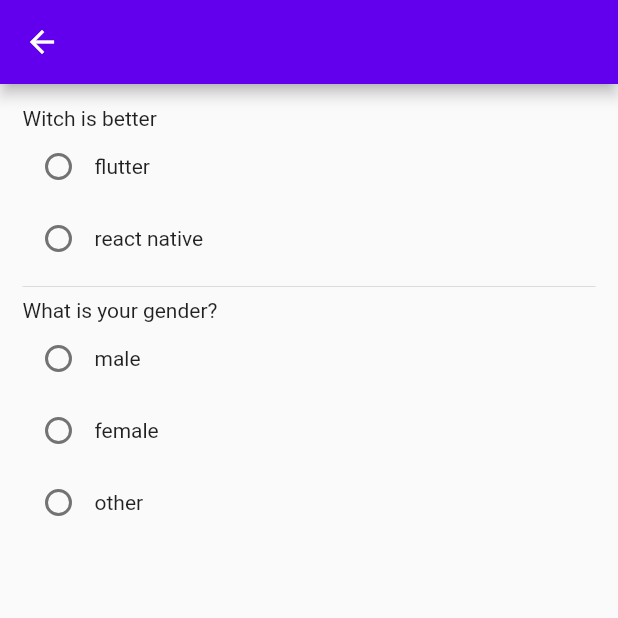
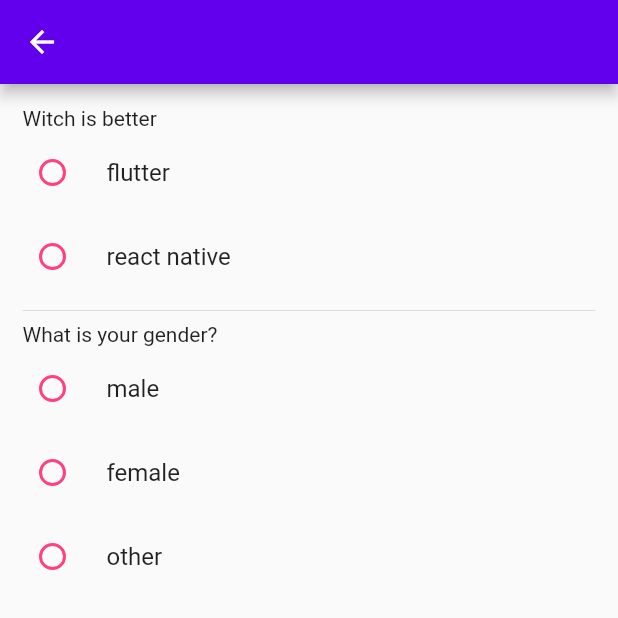
Before and after one commit to AgustinaGF/flutterInputsPractice, a Flutter app: the RadioPage screen opened by its route, on a phone screen of 412 x 824 dp, the top half of it. Run offline on Flutter 3.47's test engine with Material 2 defaults, Android fonts, the phone set to English and light mode, and no system bars.

Commit message:
input radio 181

```diff
--- a/lib/pages/radio_page.dart
+++ b/lib/pages/radio_page.dart
@@ -11,6 +11,18 @@ class _RadioPageState extends State<RadioPage> {
   String? _better;
   String? _gender;
 
+  void _onBetterChanged(String? value) {
+    setState(() {
+      _better = value;
+    });
+  }
+
+  void _onGenderChanged(String? value) {
+    setState(() {
+      _gender = value;
+    });
+  }
+
   @override
   Widget build(BuildContext context) {
     return Scaffold(
@@ -20,77 +32,40 @@ class _RadioPageState extends State<RadioPage> {
           padding: const EdgeInsets.all(15),
           children: [
             const Text('Witch is better'),
-            Row(
-              children: [
-                Radio<String>(
+            RadioListTile<String>(
                 value: 'flutter',
                 groupValue: _better,
-                  onChanged: (value) {
-                    setState(() {
-                      _better = value;
-                    });
-                  },
-                ),
-                const Text('flutter')
-              ],
-            ),
-            Row(
-              children: [
-                Radio<String>(
+                title: const Text('flutter'),
+                contentPadding: EdgeInsets.zero,
+                onChanged: _onBetterChanged),
+            RadioListTile<String>(
                 value: 'react native',
                 groupValue: _better,
-                  onChanged: (value) {
-                    setState(() {
-                      _better = value;
-                    });
-                  },
-                ),
-                Text('react native')
-              ],
-            ),
-            Divider(),
-            Text('What is your gender?'),
-            Row(
-              children: [
-                Radio<String>(
+                contentPadding: EdgeInsets.zero,
+                title: const Text('react native'),
+                onChanged: _onBetterChanged),
+            const Divider(),
+            const Text('What is your gender?'),
+            RadioListTile<String>(
               value: 'male',
               groupValue: _gender,
-                  onChanged: (value) {
-                    setState(() {
-                      _gender = value;
-                    });
-                  },
+              contentPadding: EdgeInsets.zero,
+              onChanged: _onGenderChanged,
+              title: const Text('male'),
             ),
-                const Text('male')
-              ],
-            ),
-            Row(
-              children: [
-                Radio<String>(
+            RadioListTile<String>(
               value: 'female',
               groupValue: _gender,
-                  onChanged: (value) {
-                    setState(() {
-                      _gender = value;
-                    });
-                  },
+              onChanged: _onGenderChanged,
+              contentPadding: EdgeInsets.zero,
+              title: const Text('female'),
             ),
-                const Text('female')
-              ],
-            ),
-            Row(
-              children: [
-                Radio<String>(
+            RadioListTile<String>(
               value: 'other',
               groupValue: _gender,
-                  onChanged: (value) {
-                    setState(() {
-                      _gender = value;
-                    });
-                  },
-                ),
-                const Text('other')
-              ],
+              onChanged: _onGenderChanged,
+              contentPadding: EdgeInsets.zero,
+              title: const Text('other'),
             ),
           ],
         ),
--- a/lib/utils/app_theme.dart
+++ b/lib/utils/app_theme.dart
@@ -25,5 +25,10 @@ ThemeData getThemeData(BuildContext context) {
         Colors.white,
       ),
     ),
+    radioTheme: RadioThemeData(
+      fillColor: MaterialStateProperty.all(
+        Colors.pinkAccent,
+      ),
+    ),
   );
 }
```
Lines whose indentation alone changed are shown as unchanged.
